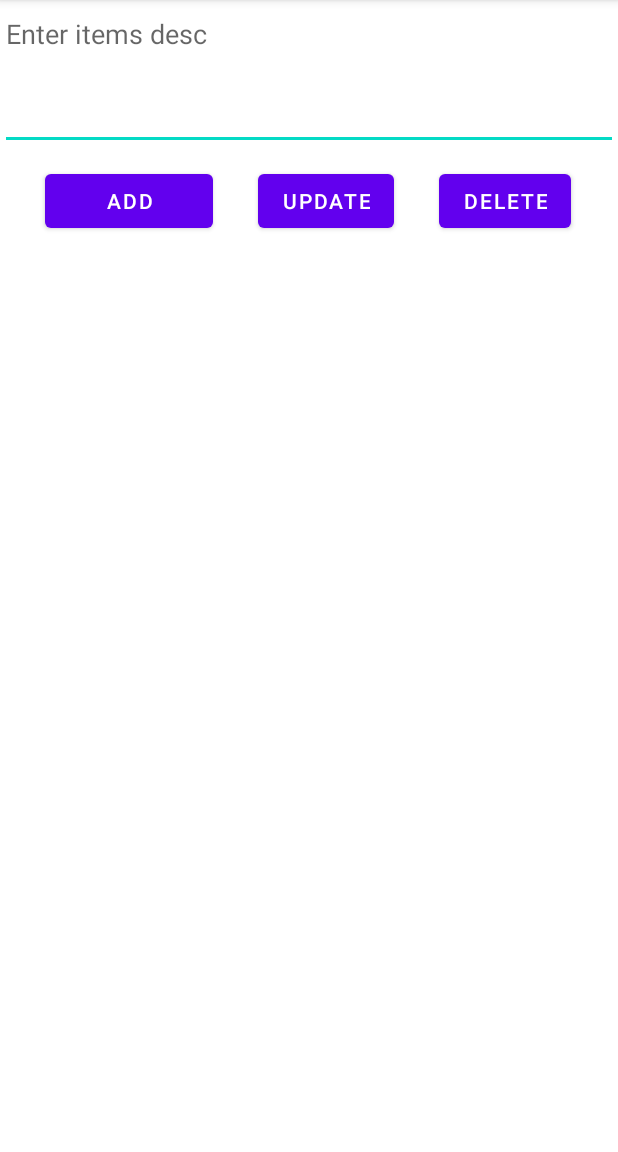
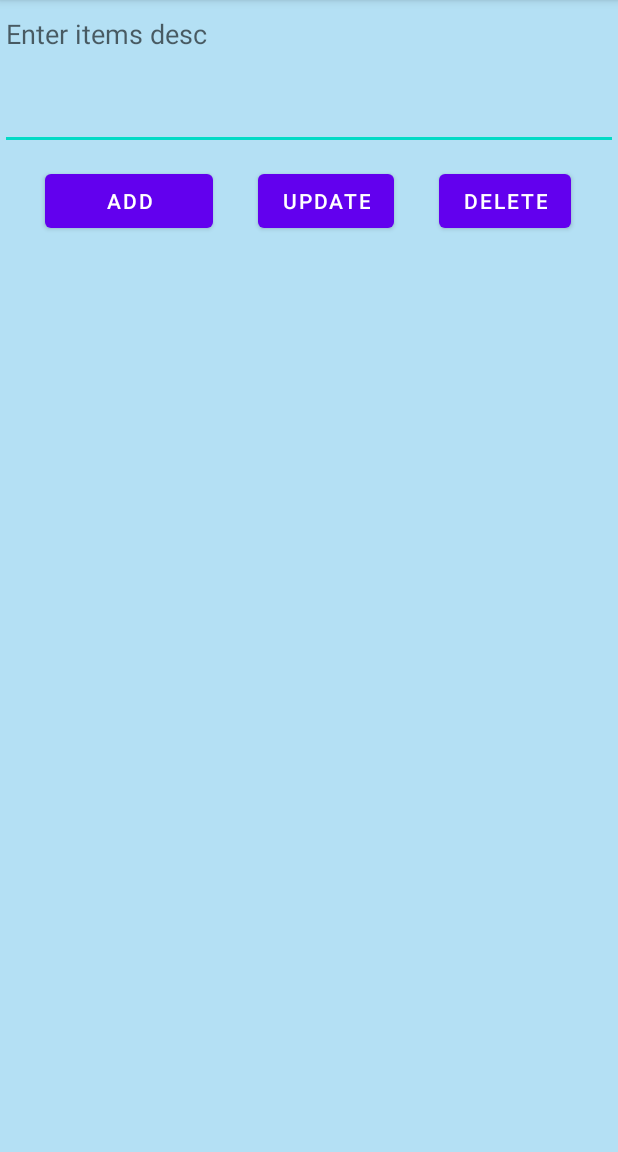
Before and after one commit to Waelwk/LISTE-DE-CONTACTS-andro, an Android app: the screen it shows after launch (MainActivity), on a phone screen of 412 x 824 dp, the part 84-1236 px from its top. Run offline under Robolectric (Android 15) with nearby library versions, the phone set to English and light mode, and no system bars.

```diff
--- a/app/src/main/res/layout/activity_main.xml
+++ b/app/src/main/res/layout/activity_main.xml
@@ -4,9 +4,9 @@
     xmlns:tools="http://schemas.android.com/tools"
     android:layout_width="match_parent"
     android:layout_height="match_parent"
+    android:background="#B4E0F4"
     android:orientation="vertical"
-    tools:context=".MainActivity"
-    >
+    tools:context=".MainActivity">
 
 
     <EditText
@@ -62,9 +62,8 @@
     <TextView
         android:id="@+id/selectedItem"
         android:layout_width="wrap_content"
-        android:textSize="30dp"
         android:layout_height="wrap_content"
-        />
+        android:textSize="30dp" />
 
 
 </LinearLayout>
```
